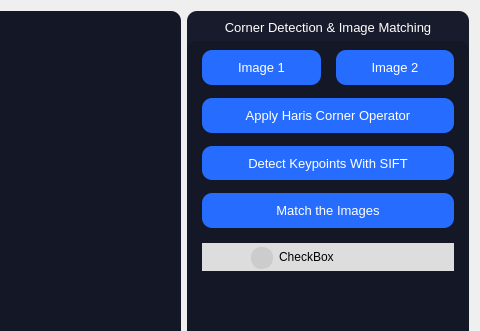
This is src/UI/matchingwidget.ui in 1brahimmohamed/Computer-Vision-Toolkit as Qt 5 draws it before an edit; both pictures show x 776 to 1256 and y 0 to 331 of the 1256 by 948 pixel window. The edited form follows.
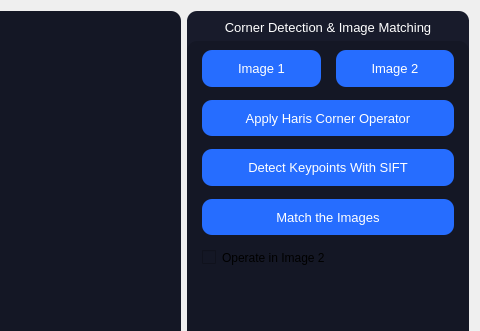
This is the edited form.

Commit message: feat: harris integrated

The edit to the form file:
```diff
--- a/src/UI/matchingwidget.ui
+++ b/src/UI/matchingwidget.ui
@@ -421,58 +421,8 @@
            </item>
            <item>
             <widget class="QCheckBox" name="checkBox">
-             <property name="styleSheet">
-              <string notr="true">QCheckBox {
-    background-color: #ddd;
-    border-radius: 15px;
-    padding: 3px;
-    padding-left: 45px;
-    position: relative;
-}
-
-QCheckBox::indicator {
-    position: absolute;
-    left: 3px;
-    top: 3px;
-    width: 24px;
-    height: 24px;
-    border-radius: 12px;
-    background-color: white;
-    border: 1px solid #ccc;
-}
-
-QCheckBox::indicator:checked {
-    background-color: #2196f3;
-    border-color: #2196f3;
-}
-
-QCheckBox::indicator:checked:after {
-    content: &quot;&quot;;
-    display: block;
-    position: absolute;
-    left: 29px;
-    top: 2px;
-    width: 20px;
-    height: 20px;
-    border-radius: 10px;
-    background-color: white;
-}
-
-QCheckBox::indicator:unchecked:after {
-    content: &quot;&quot;;
-    display: block;
-    position: absolute;
-    left: 4px;
-    top: 2px;
-    width: 20px;
-    height: 20px;
-    border-radius: 10px;
-    background-color: #ccc;
-}
-</string>
-             </property>
              <property name="text">
-              <string>CheckBox</string>
+              <string>Operate in Image 2</string>
              </property>
             </widget>
            </item>
```
Left out of the diff: 139 changed lines with no effect on the pictures. The commit also changes 2 other files.
